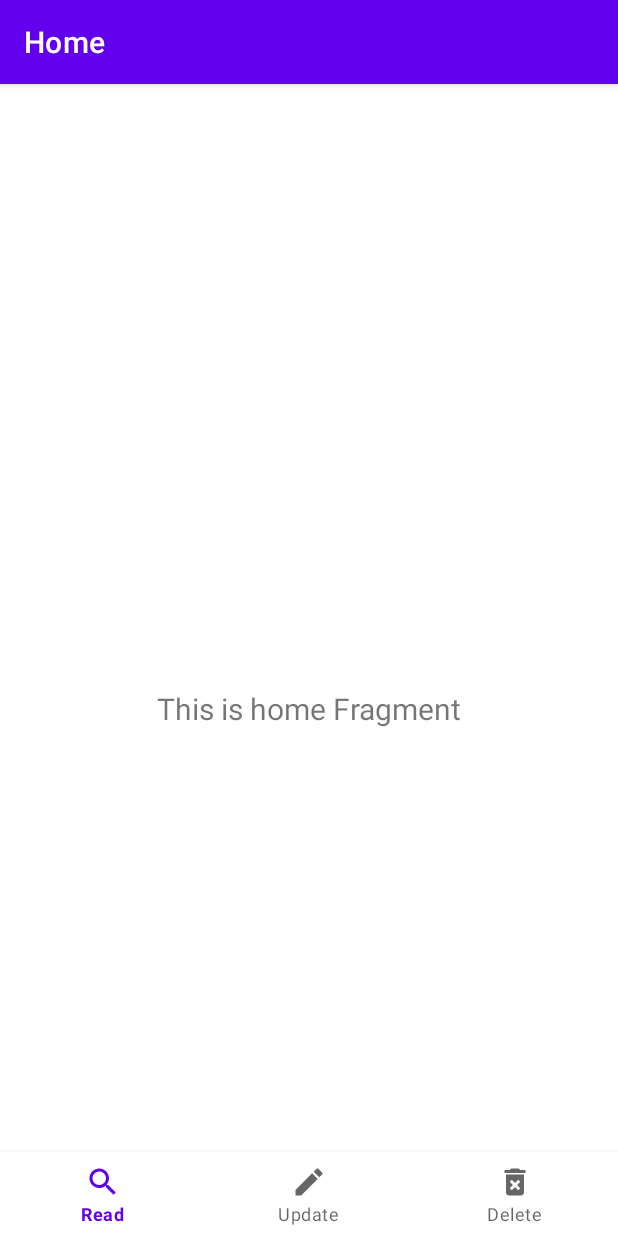
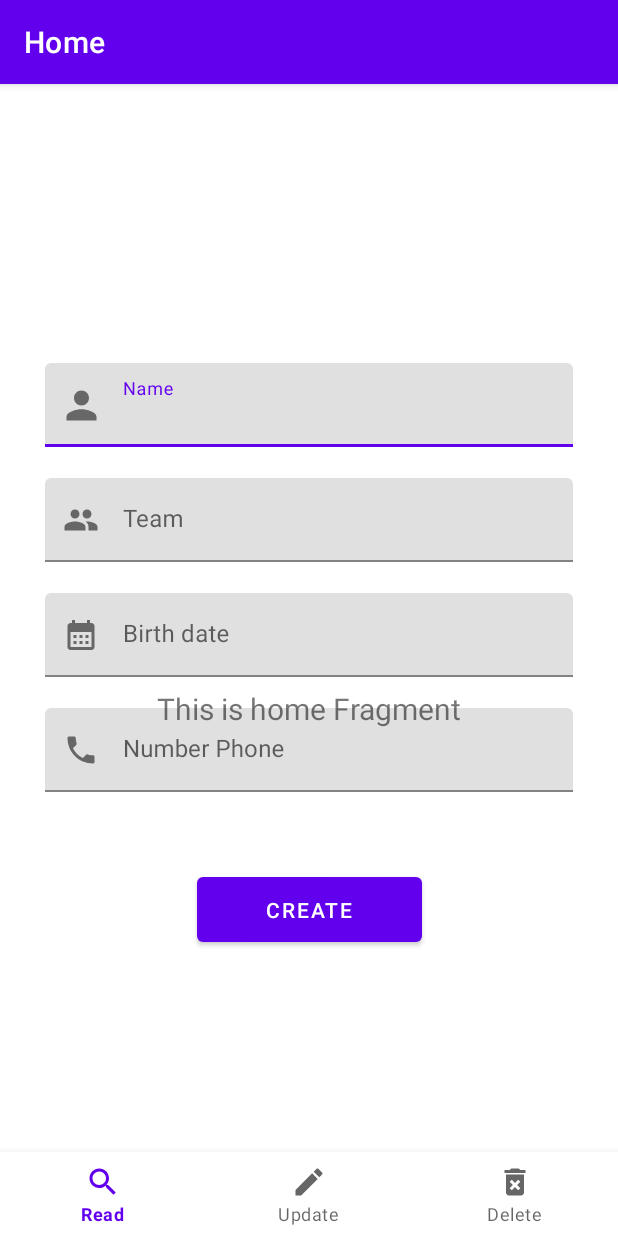
Before and after one commit to RodrigoSL06/TrabFinal2022ProgAvanc, an Android app: the MainActivity4 screen opened directly, with no data from a screen before it, on a phone screen of 412 x 824 dp. Run offline under Robolectric (Android 15) with nearby library versions, the phone set to English and light mode, and no system bars; our stand-ins replace navigation-ui; Roboto replaces fonts that are not available here.

Commit message:
Criada da MainActivity4, que serve para a tabela de treinador

```diff
--- a/app/src/main/res/layout/activity_main4.xml
+++ b/app/src/main/res/layout/activity_main4.xml
@@ -5,6 +5,105 @@
     android:layout_width="match_parent"
     android:layout_height="match_parent"
     android:paddingTop="?attr/actionBarSize">
+
+    <com.google.android.material.textfield.TextInputLayout
+        android:id="@+id/name_text_input"
+        android:layout_width="match_parent"
+        android:layout_height="wrap_content"
+        android:layout_marginStart="30dp"
+        android:layout_marginLeft="30dp"
+        android:layout_marginTop="130dp"
+        android:layout_marginEnd="30dp"
+        android:layout_marginRight="30dp"
+        android:hint="Name"
+        app:endIconMode="clear_text"
+        app:errorEnabled="true"
+        app:layout_constraintEnd_toEndOf="parent"
+        app:layout_constraintStart_toStartOf="parent"
+        app:layout_constraintTop_toTopOf="parent"
+        app:startIconDrawable="@drawable/ic_logo_dp">
+
+        <com.google.android.material.textfield.TextInputEditText
+            android:id="@+id/name_edit_text"
+            android:layout_width="match_parent"
+            android:layout_height="wrap_content"
+            android:inputType="textEmailAddress" />
+    </com.google.android.material.textfield.TextInputLayout>
+
+    <com.google.android.material.textfield.TextInputLayout
+        android:id="@+id/equipa_text_input"
+        android:layout_width="match_parent"
+        android:layout_height="wrap_content"
+        android:layout_marginStart="30dp"
+        android:layout_marginLeft="30dp"
+        android:layout_marginEnd="30dp"
+        android:layout_marginRight="30dp"
+        android:hint="Team"
+        app:errorEnabled="true"
+        app:layout_constraintEnd_toEndOf="@+id/name_text_input"
+        app:layout_constraintStart_toStartOf="@+id/name_text_input"
+        app:layout_constraintTop_toBottomOf="@+id/name_text_input"
+        app:startIconDrawable="@drawable/ic_team">
+
+        <com.google.android.material.textfield.TextInputEditText
+            android:id="@+id/equipa_edit_text"
+            android:layout_width="match_parent"
+            android:layout_height="wrap_content" />
+    </com.google.android.material.textfield.TextInputLayout>
+
+    <com.google.android.material.textfield.TextInputLayout
+        android:id="@+id/birthdate_text_input"
+        android:layout_width="match_parent"
+        android:layout_height="wrap_content"
+        android:layout_marginStart="30dp"
+        android:layout_marginLeft="30dp"
+        android:layout_marginEnd="30dp"
+        android:layout_marginRight="30dp"
+        android:hint="Birth date"
+        app:endIconMode="clear_text"
+        app:errorEnabled="true"
+        app:layout_constraintEnd_toEndOf="@+id/equipa_text_input"
+        app:layout_constraintStart_toStartOf="@+id/equipa_text_input"
+        app:layout_constraintTop_toBottomOf="@+id/equipa_text_input"
+        app:startIconDrawable="@drawable/ic_calendar">
+
+        <com.google.android.material.textfield.TextInputEditText
+            android:id="@+id/birthdate_edit_text"
+            android:layout_width="match_parent"
+            android:layout_height="wrap_content"
+            android:inputType="textEmailAddress" />
+    </com.google.android.material.textfield.TextInputLayout>
+
+    <com.google.android.material.textfield.TextInputLayout
+        android:id="@+id/telemovel_text_input"
+        android:layout_width="match_parent"
+        android:layout_height="wrap_content"
+        android:layout_marginStart="30dp"
+        android:layout_marginLeft="30dp"
+        android:layout_marginEnd="30dp"
+        android:layout_marginRight="30dp"
+        android:hint="Number Phone"
+        app:errorEnabled="true"
+        app:layout_constraintEnd_toEndOf="@+id/birthdate_text_input"
+        app:layout_constraintStart_toStartOf="@+id/birthdate_text_input"
+        app:layout_constraintTop_toBottomOf="@+id/birthdate_text_input"
+        app:startIconDrawable="@drawable/ic_phone">
+
+        <com.google.android.material.textfield.TextInputEditText
+            android:id="@+id/telemovel_edit_text"
+            android:layout_width="match_parent"
+            android:layout_height="wrap_content" />
+    </com.google.android.material.textfield.TextInputLayout>
+
+    <com.google.android.material.button.MaterialButton
+        android:id="@+id/entrar_button"
+        android:layout_width="150dp"
+        android:layout_height="55dp"
+        android:layout_marginTop="30dp"
+        android:text="@string/Create"
+        app:layout_constraintEnd_toEndOf="parent"
+        app:layout_constraintStart_toStartOf="parent"
+        app:layout_constraintTop_toBottomOf="@id/telemovel_text_input" />
 
     <com.google.android.material.bottomnavigation.BottomNavigationView
         android:id="@+id/nav_view"
```
